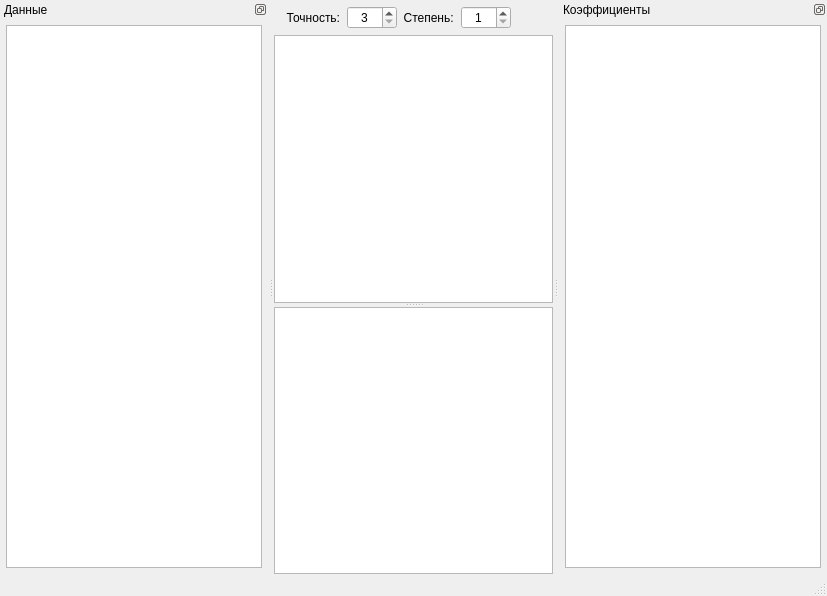
XRay3D/Polynomial, file mainwindow.ui: the form before one commit.
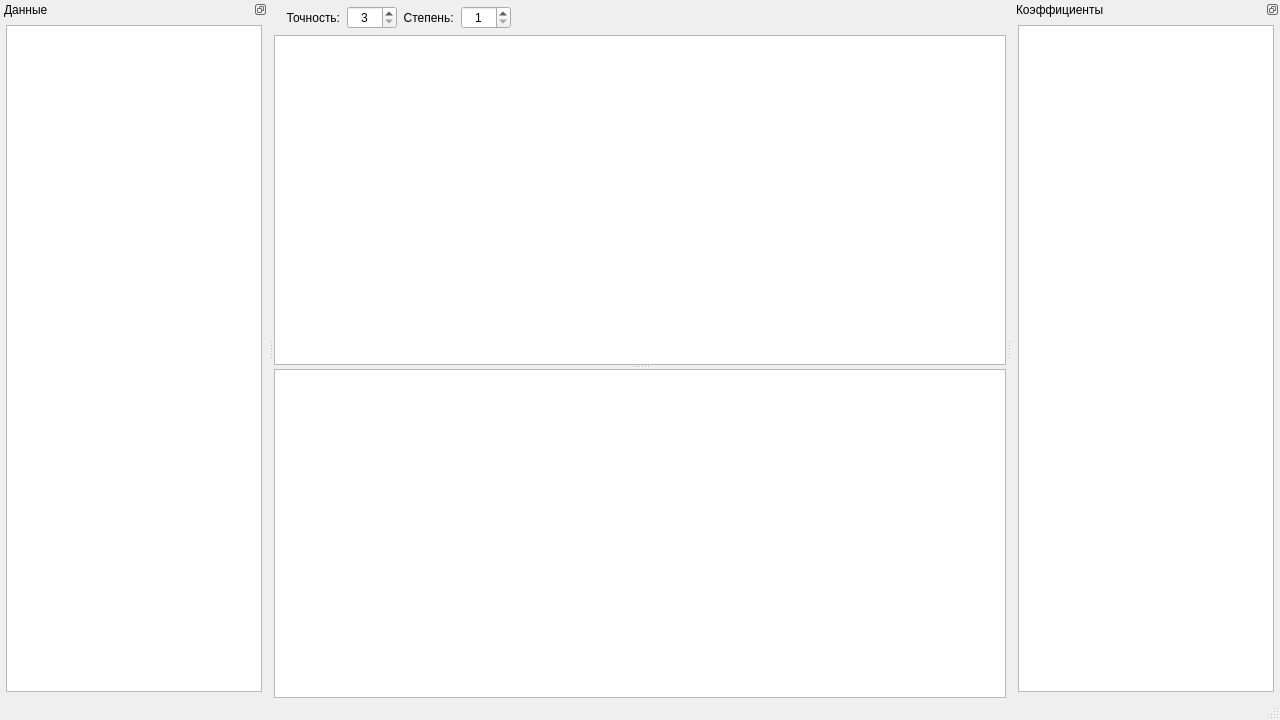
The form after the commit. Custom widgets are drawn as their Qt base class.

Diff of the .ui file:
```diff
--- a/mainwindow.ui
+++ b/mainwindow.ui
@@ -6,8 +6,8 @@
    <rect>
     <x>0</x>
     <y>0</y>
-    <width>827</width>
-    <height>596</height>
+    <width>1280</width>
+    <height>720</height>
    </rect>
   </property>
   <property name="windowTitle">
```
Left out of the diff: 4 changed lines with no effect on the pictures.
